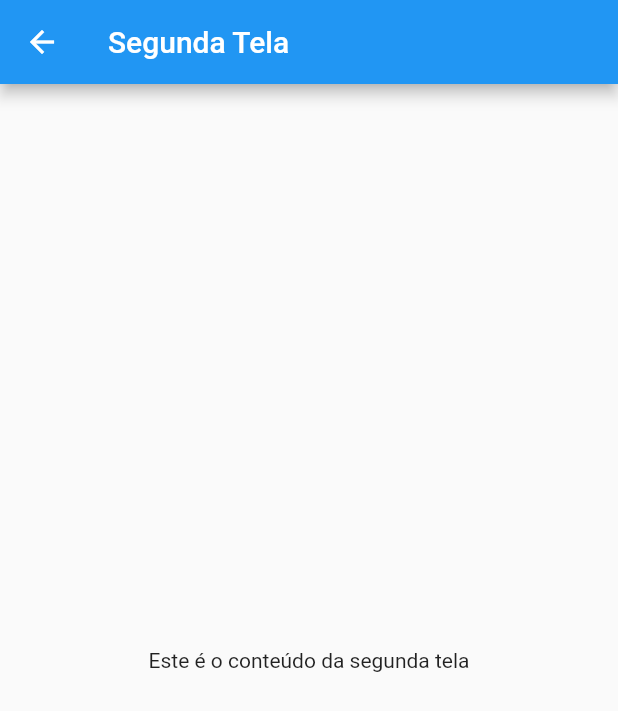
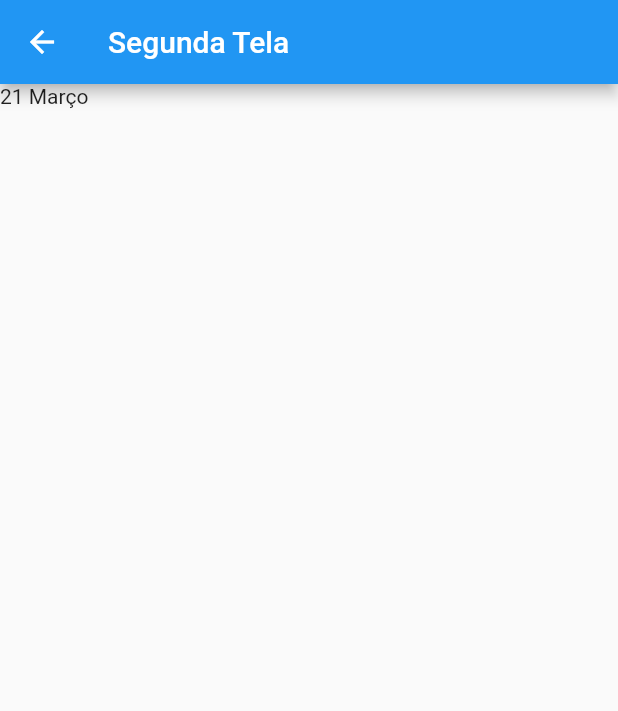
Before and after one commit to leandrosfarias/tccerto, a Flutter app: the SegundaTela screen opened directly, on a phone screen of 412 x 824 dp. Shown: the top 711 px of the screen. Run offline on Flutter 3.47's test engine with Material 2 defaults, Android fonts, the light colour scheme and no system bars; our stand-ins replace table_calendar.

Commit message:
Mapeamento dia e mês atual, inclusão do pacote table_calendar

```diff
--- /dev/null
+++ b/lib/Models/task.dart
@@ -0,0 +1,19 @@
+class Task {
+  String name;
+  DateTime deadline;
+  bool isCompleted;
+
+  Task({required this.name, required this.deadline, this.isCompleted = false});
+
+  factory Task.fromJson(Map<String, dynamic> json) => Task(
+        name: json['name'],
+        deadline: DateTime.parse(json['deadline']),
+        isCompleted: json['isCompleted'] ?? false,
+      );
+
+  Map<String, dynamic> toJson() => {
+        'name': name,
+        'deadline': deadline.toIso8601String(),
+        'isCompleted': isCompleted,
+      };
+}
--- a/lib/screens/SegundaTela.dart
+++ b/lib/screens/SegundaTela.dart
@@ -1,16 +1,56 @@
 import 'package:flutter/material.dart';
 import 'package:flutter/src/widgets/container.dart';
 import 'package:flutter/src/widgets/framework.dart';
+import 'package:table_calendar/table_calendar.dart';
+
+// Map<DateTime, List<Event>> _events = {};
+DateTime _selectedDay = DateTime.now();
+
+int dia = _selectedDay.day;
+
+String getMonthName(int monthNumber) {
+  switch (monthNumber) {
+    case 1:
+      return 'Janeiro';
+    case 2:
+      return 'Fevereiro';
+    case 3:
+      return 'Março';
+    case 4:
+      return 'Abril';
+    case 5:
+      return 'Maio';
+    case 6:
+      return 'Junho';
+    case 7:
+      return 'Julho';
+    case 8:
+      return 'Agosto';
+    case 9:
+      return 'Setembro';
+    case 10:
+      return 'Outubro';
+    case 11:
+      return 'Novembro';
+    case 12:
+      return 'Dezembro';
+    default:
+      return '';
+  }
+}
 
 class SegundaTela extends StatelessWidget {
   @override
   Widget build(BuildContext context) {
+    int mes = _selectedDay.month;
+    String nomeMes = getMonthName(mes);
+    String dia_mes = dia.toString() + ' ' + nomeMes;
     return Scaffold(
       appBar: AppBar(
         title: Text('Segunda Tela'),
       ),
-      body: Center(
-        child: Text('Este é o conteúdo da segunda tela'),
+      body: Row(
+        children: [Text('$dia_mes')],
       ),
     );
   }
--- a/pubspec.yaml
+++ b/pubspec.yaml
@@ -31,7 +31,7 @@ environment:
 dependencies:
   flutter:
     sdk: flutter
-
+  table_calendar: ^3.0.1
 
   # The following adds the Cupertino Icons font to your application.
   # Use with the CupertinoIcons class for iOS style icons.
```
Also changed, not shown: pubspec.lock.
